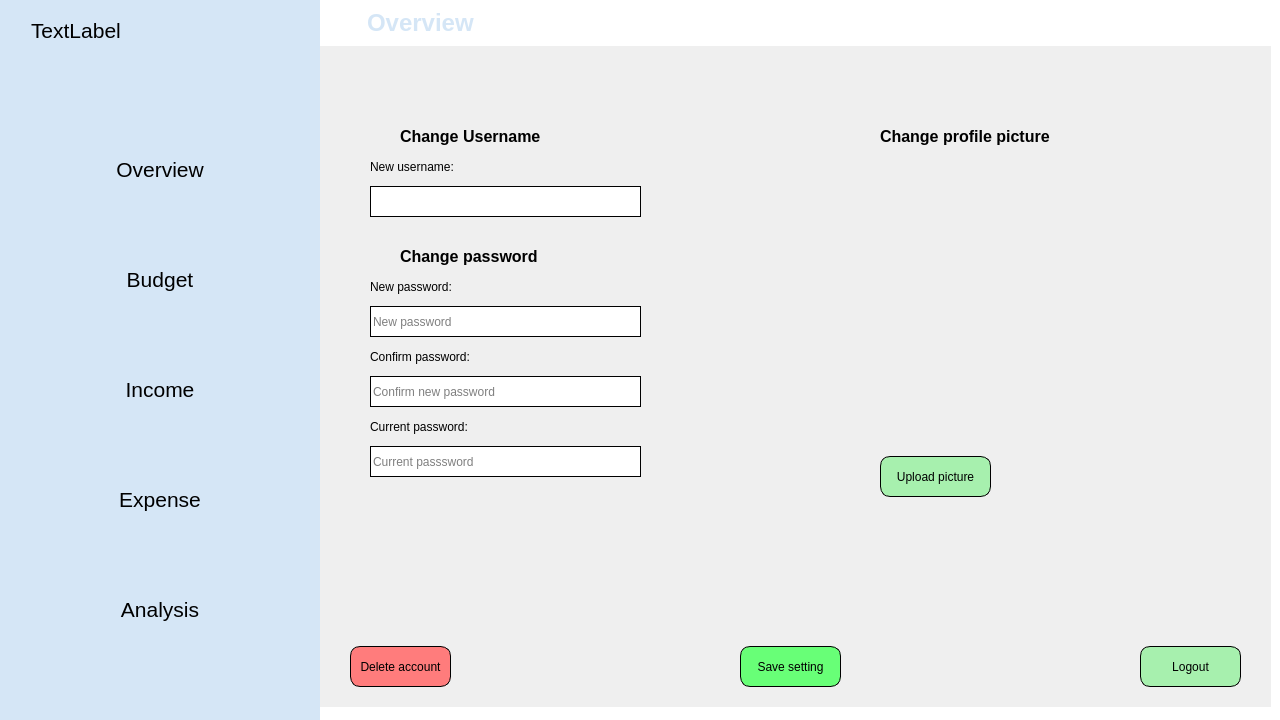
Old version of the form moneyapp/ui/raw/Mono.ui in the repository nemo984/money-app.
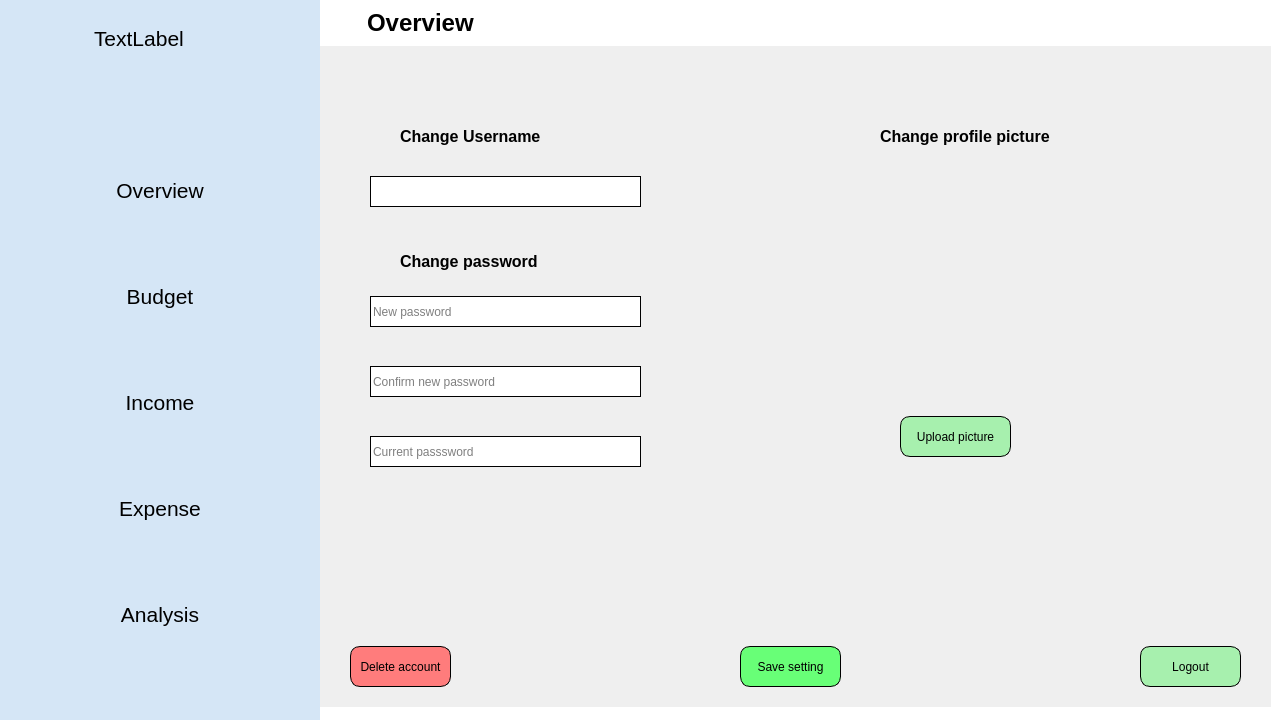
New version of the form. The open tabs and pages were chosen to show the change. Icons and pictures are not drawn.

Commit message: switch_tab in app ui

What changed in the file:
```diff
--- a/moneyapp/ui/raw/Mono.ui
+++ b/moneyapp/ui/raw/Mono.ui
@@ -142,12 +142,30 @@
             </property>
             <layout class="QGridLayout" name="gridLayout">
              <item row="0" column="0" rowspan="2">
-              <widget class="QLabel" name="label_3">
+              <widget class="QLabel" name="profile_label">
+               <property name="sizePolicy">
+                <sizepolicy hsizetype="Preferred" vsizetype="Preferred">
+                 <horstretch>70</horstretch>
+                 <verstretch>0</verstretch>
+                </sizepolicy>
+               </property>
+               <property name="minimumSize">
+                <size>
+                 <width>70</width>
+                 <height>70</height>
+                </size>
+               </property>
+               <property name="maximumSize">
+                <size>
+                 <width>70</width>
+                 <height>70</height>
+                </size>
+               </property>
                <property name="text">
                 <string/>
                </property>
                <property name="pixmap">
-                <pixmap>:/black/icon/White/image.svg</pixmap>
+                <pixmap resource="resource.qrc">:/black/icon/White/image.svg</pixmap>
                </property>
               </widget>
              </item>
@@ -181,7 +199,7 @@
                 <string/>
                </property>
                <property name="icon">
-                <iconset>
+                <iconset resource="resource.qrc">
                  <normaloff>:/black/icon/White/settings.svg</normaloff>:/black/icon/White/settings.svg</iconset>
                </property>
                <property name="iconSize">
@@ -236,7 +254,7 @@
                 <string>Overview</string>
                </property>
                <property name="icon">
-                <iconset>
+                <iconset resource="resource.qrc">
                  <normaloff>:/black/icon/White/home.svg</normaloff>:/black/icon/White/home.svg</iconset>
                </property>
                <property name="iconSize">
@@ -252,6 +270,7 @@
                <property name="font">
                 <font>
                  <pointsize>16</pointsize>
+                 <weight>50</weight>
                  <bold>false</bold>
                 </font>
                </property>
@@ -259,7 +278,7 @@
                 <string>Budget</string>
                </property>
                <property name="icon">
-                <iconset>
+                <iconset resource="resource.qrc">
                  <normaloff>:/black/icon/White/dollar-sign.svg</normaloff>:/black/icon/White/dollar-sign.svg</iconset>
                </property>
                <property name="iconSize">
@@ -275,6 +294,7 @@
                <property name="font">
                 <font>
                  <pointsize>16</pointsize>
+                 <weight>50</weight>
                  <bold>false</bold>
                 </font>
                </property>
@@ -282,7 +302,7 @@
                 <string>Income</string>
                </property>
                <property name="icon">
-                <iconset>
+                <iconset resource="resource.qrc">
                  <normaloff>:/black/icon/White/plus-circle.svg</normaloff>:/black/icon/White/plus-circle.svg</iconset>
                </property>
                <property name="iconSize">
@@ -304,7 +324,7 @@
                 <string>Expense</string>
                </property>
                <property name="icon">
-                <iconset>
+                <iconset resource="resource.qrc">
                  <normaloff>:/black/icon/White/minus-circle.svg</normaloff>:/black/icon/White/minus-circle.svg</iconset>
                </property>
                <property name="iconSize">
@@ -320,6 +340,7 @@
                <property name="font">
                 <font>
                  <pointsize>16</pointsize>
+                 <weight>50</weight>
                  <bold>false</bold>
                 </font>
                </property>
@@ -327,7 +348,7 @@
                 <string>Analysis</string>
                </property>
                <property name="icon">
-                <iconset>
+                <iconset resource="resource.qrc">
                  <normaloff>:/black/icon/White/bar-chart.svg</normaloff>:/black/icon/White/bar-chart.svg</iconset>
                </property>
                <property name="iconSize">
@@ -404,7 +425,7 @@
                 <string/>
                </property>
                <property name="icon">
-                <iconset>
+                <iconset resource="resource.qrc">
                  <normaloff>:/Blue/icon/Blue/menu.svg</normaloff>:/Blue/icon/Blue/menu.svg</iconset>
                </property>
                <property name="iconSize">
@@ -416,10 +437,11 @@
               </widget>
              </item>
              <item>
-              <widget class="QLabel" name="label">
+              <widget class="QLabel" name="tab_level">
                <property name="font">
                 <font>
                  <pointsize>18</pointsize>
+                 <weight>75</weight>
                  <bold>true</bold>
                 </font>
                </property>
@@ -440,7 +462,7 @@
           <string notr="true"/>
          </property>
          <property name="currentIndex">
-          <number>5</number>
+          <number>0</number>
          </property>
          <widget class="QWidget" name="page">
           <widget class="QFrame" name="frame">
@@ -567,15 +589,16 @@
                  <widget class="QFrame" name="frame_8">
                   <property name="geometry">
                    <rect>
-                    <x>20</x>
-                    <y>10</y>
-                    <width>121</width>
-                    <height>31</height>
+                    <x>10</x>
+                    <y>0</y>
+                    <width>141</width>
+                    <height>41</height>
                    </rect>
                   </property>
                   <property name="font">
                    <font>
                     <pointsize>12</pointsize>
+                    <weight>75</weight>
                     <bold>true</bold>
                    </font>
                   </property>
@@ -591,6 +614,7 @@
                      <property name="font">
                       <font>
                        <pointsize>12</pointsize>
+                       <weight>75</weight>
                        <bold>true</bold>
                       </font>
                      </property>
@@ -652,7 +676,7 @@
                    <rect>
                     <x>20</x>
                     <y>0</y>
-                    <width>101</width>
+                    <width>111</width>
                     <height>41</height>
                    </rect>
                   </property>
@@ -668,6 +692,7 @@
                      <property name="font">
                       <font>
                        <pointsize>12</pointsize>
+                       <weight>75</weight>
                        <bold>true</bold>
                       </font>
                      </property>
@@ -745,6 +770,7 @@
                      <property name="font">
                       <font>
                        <pointsize>12</pointsize>
+                       <weight>75</weight>
                        <bold>true</bold>
                       </font>
                      </property>
@@ -802,8 +828,8 @@
                    <rect>
                     <x>0</x>
                     <y>0</y>
-                    <width>906</width>
-                    <height>535</height>
+                    <width>898</width>
+                    <height>522</height>
                    </rect>
                   </property>
                   <layout class="QVBoxLayout" name="verticalLayout_24">
@@ -837,6 +863,7 @@
                  <property name="font">
                   <font>
                    <pointsize>12</pointsize>
+                   <weight>75</weight>
                    <bold>true</bold>
                   </font>
                  </property>
@@ -920,6 +947,7 @@
                    <widget class="QLabel" name="income_yearly">
                     <property name="font">
                      <font>
+                      <weight>75</weight>
                       <bold>true</bold>
                      </font>
                     </property>
@@ -954,6 +982,7 @@
                    <widget class="QLabel" name="income_monthly">
                     <property name="font">
                      <font>
+                      <weight>75</weight>
                       <bold>true</bold>
                      </font>
                     </property>
@@ -985,6 +1014,7 @@
                    <widget class="QLabel" name="income_daily">
                     <property name="font">
                      <font>
+                      <weight>75</weight>
                       <bold>true</bold>
                      </font>
                     </property>
@@ -1016,6 +1046,7 @@
                    <widget class="QLabel" name="income_weekly">
                     <property name="font">
                      <font>
+                      <weight>75</weight>
                       <bold>true</bold>
                      </font>
                     </property>
@@ -1141,6 +1172,7 @@
                 <widget class="QDateEdit" name="income_date">
                  <property name="font">
                   <font>
+                   <weight>75</weight>
                    <bold>true</bold>
                   </font>
                  </property>
@@ -1150,6 +1182,7 @@
                 <widget class="QLabel" name="income_list_header">
                  <property name="font">
                   <font>
+                   <weight>75</weight>
                    <bold>true</bold>
                   </font>
                  </property>
@@ -1197,7 +1230,7 @@
                 <string/>
                </property>
                <property name="icon">
-                <iconset>
+                <iconset resource="resource.qrc">
                  <normaloff>:/black/icon/White/plus.svg</normaloff>:/black/icon/White/plus.svg</iconset>
                </property>
               </widget>
@@ -1280,6 +1313,7 @@
                 <widget class="QDateEdit" name="expense_date">
                  <property name="font">
                   <font>
+                   <weight>75</weight>
                    <bold>true</bold>
                   </font>
                  </property>
@@ -1289,6 +1323,7 @@
                 <widget class="QLabel" name="expense_list_header">
                  <property name="font">
                   <font>
+                   <weight>75</weight>
                    <bold>true</bold>
                   </font>
                  </property>
@@ -1336,7 +1371,7 @@
                 <string/>
                </property>
                <property name="icon">
-                <iconset>
+                <iconset resource="resource.qrc">
                  <normaloff>:/black/icon/White/plus.svg</normaloff>:/black/icon/White/plus.svg</iconset>
                </property>
               </widget>
@@ -1398,6 +1433,7 @@
                    <widget class="QLabel" name="expense_yearly">
                     <property name="font">
                      <font>
+                      <weight>75</weight>
                       <bold>true</bold>
                      </font>
                     </property>
@@ -1432,6 +1468,7 @@
                    <widget class="QLabel" name="expense_monthly">
                     <property name="font">
                      <font>
+                      <weight>75</weight>
                       <bold>true</bold>
                      </font>
                     </property>
@@ -1463,6 +1500,7 @@
                    <widget class="QLabel" name="expense_daily">
                     <property name="font">
                      <font>
+                      <weight>75</weight>
                       <bold>true</bold>
                      </font>
                     </property>
@@ -1494,6 +1532,7 @@
                    <widget class="QLabel" name="expense_weekly">
                     <property name="font">
                      <font>
+                      <weight>75</weight>
                       <bold>true</bold>
                      </font>
                     </property>
@@ -1804,7 +1843,7 @@
              <property name="geometry">
               <rect>
                <x>50</x>
-               <y>260</y>
+               <y>250</y>
                <width>271</width>
                <height>31</height>
               </rect>
@@ -1820,7 +1859,7 @@
              <property name="geometry">
               <rect>
                <x>50</x>
-               <y>330</y>
+               <y>320</y>
                <width>271</width>
                <height>31</height>
               </rect>
@@ -1852,7 +1891,7 @@
              <property name="geometry">
               <rect>
                <x>50</x>
-               <y>400</y>
+               <y>390</y>
                <width>271</width>
                <height>31</height>
               </rect>
@@ -1869,13 +1908,14 @@
               <rect>
                <x>80</x>
                <y>80</y>
-               <width>181</width>
+               <width>191</width>
                <height>21</height>
               </rect>
              </property>
              <property name="font">
               <font>
                <pointsize>12</pointsize>
+               <weight>75</weight>
                <bold>true</bold>
               </font>
              </property>
@@ -1927,13 +1967,14 @@
               <rect>
                <x>560</x>
                <y>80</y>
-               <width>181</width>
+               <width>231</width>
                <height>21</height>
               </rect>
              </property>
              <property name="font">
               <font>
                <pointsize>12</pointsize>
+               <weight>75</weight>
                <bold>true</bold>
               </font>
              </property>
@@ -1944,8 +1985,8 @@
             <widget class="QPushButton" name="upload_pic_btn">
              <property name="geometry">
               <rect>
-               <x>560</x>
-               <y>410</y>
+               <x>580</x>
+               <y>370</y>
                <width>111</width>
                <height>41</height>
               </rect>
@@ -1960,12 +2001,13 @@
                <x>80</x>
                <y>200</y>
                <width>181</width>
-               <height>21</height>
+               <height>31</height>
               </rect>
              </property>
              <property name="font">
               <font>
                <pointsize>12</pointsize>
+               <weight>75</weight>
                <bold>true</bold>
               </font>
              </property>
@@ -1977,64 +2019,12 @@
              <property name="geometry">
               <rect>
                <x>50</x>
-               <y>140</y>
+               <y>130</y>
                <width>271</width>
                <height>31</height>
               </rect>
              </property>
             </widget>
-            <widget class="QLabel" name="label_10">
-             <property name="geometry">
-              <rect>
-               <x>50</x>
-               <y>230</y>
-               <width>121</width>
-               <height>21</height>
-              </rect>
-             </property>
-             <property name="text">
-              <string>New password:</string>
-             </property>
-            </widget>
-            <widget class="QLabel" name="label_11">
-             <property name="geometry">
-              <rect>
-               <x>50</x>
-               <y>300</y>
-               <width>121</width>
-               <height>21</height>
-              </rect>
-             </property>
-             <property name="text">
-              <string>Confirm password:</string>
-             </property>
-            </widget>
-            <widget class="QLabel" name="label_12">
-             <property name="geometry">
-              <rect>
-               <x>50</x>
-               <y>370</y>
-               <width>111</width>
-               <height>21</height>
-              </rect>
-             </property>
-             <property name="text">
-              <string>Current password:</string>
-             </property>
-            </widget>
-            <widget class="QLabel" name="label_13">
-             <property name="geometry">
-              <rect>
-               <x>50</x>
-               <y>110</y>
-               <width>101</width>
-               <height>21</height>
-              </rect>
-             </property>
-             <property name="text">
-              <string>New username:</string>
-             </property>
-            </widget>
            </widget>
           </widget>
          </widget>
```
The commit also changes 3 other files.
